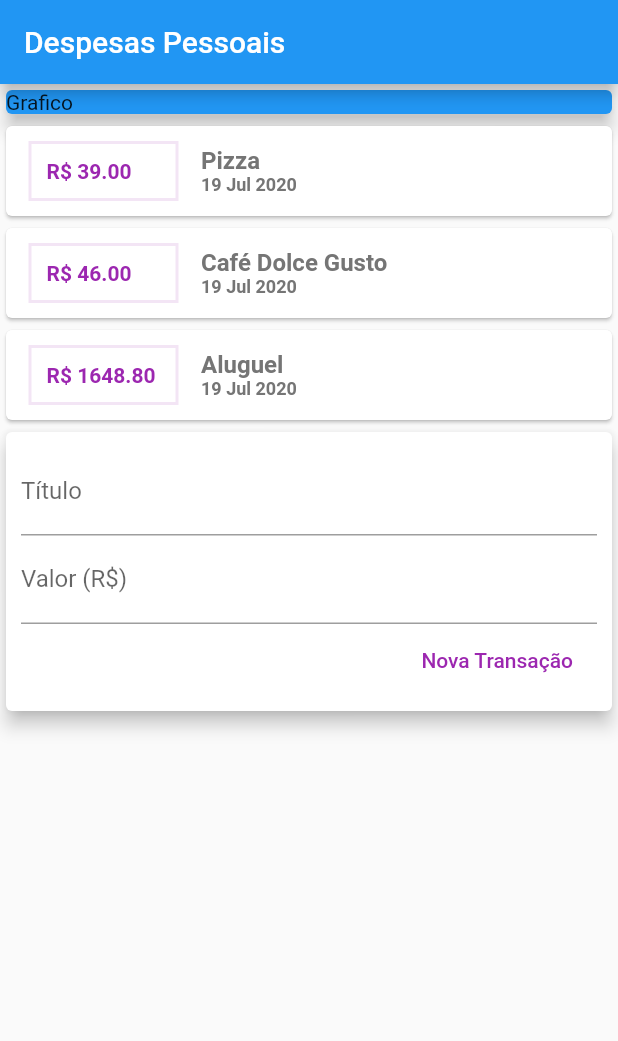
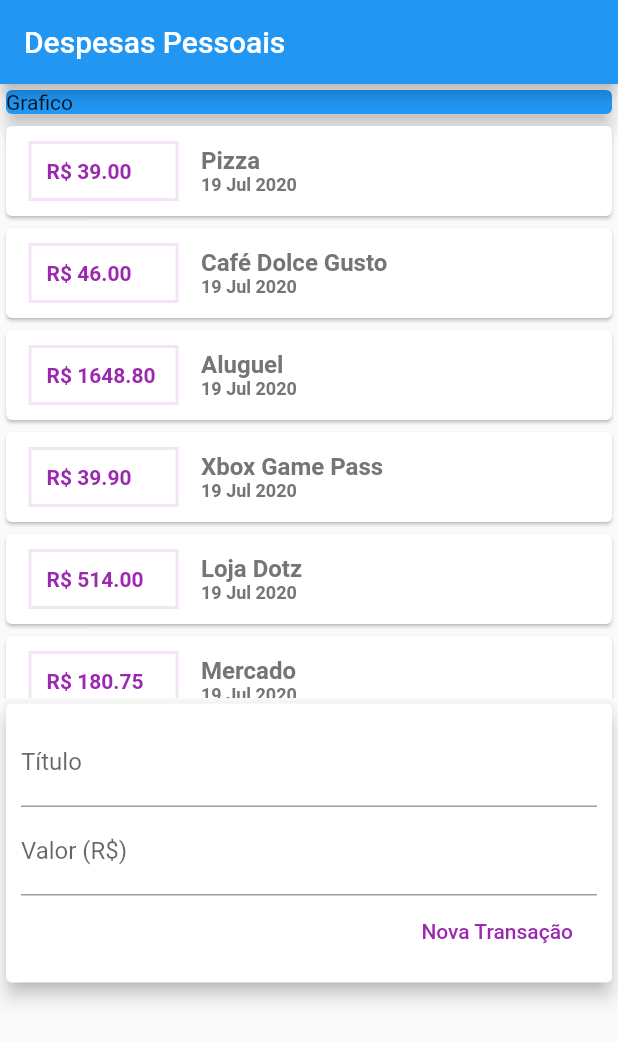
Before and after one commit to khelphi/expenses, a Flutter app: the screen it shows after launch, after a tap on "Nova Transação", on a phone screen of 412 x 824 dp. Shown: the top 1041 px of the screen. Run offline on Flutter 3.47's test engine with Material 2 defaults, Android fonts, the phone set to English and light mode, and no system bars.

Commit message:
separamos os components e melhoramos a estrutura de list, transactions...

```diff
--- a/lib/components/homepage/homepage.dart
+++ b/lib/components/homepage/homepage.dart
@@ -9,8 +9,8 @@ class MyHomePage extends StatelessWidget {
       appBar: AppBar(                                                  // Barra principal
         title: Text('Despesas Pessoais'),                              // Titulo da barra
       ),
-      body: Column(                                                    // Corpo
-        //mainAxisAlignment: MainAxisAlignment.spaceAround,              // Definindo os eixos principal inicial
+      body: SingleChildScrollView(                                     // aplicamos um scroll
+              child: Column(                                                    // Corpo
           crossAxisAlignment: CrossAxisAlignment.stretch,                // Definindo os eixos cruzado inicial
           children: <Widget>[                                            // Widget filho que contem outros containers
                        Container(                                  // container
@@ -24,6 +24,7 @@ class MyHomePage extends StatelessWidget {
                        TransactionUser(),
                       ]
 
+        ),
       )
     );
   }
--- a/lib/components/transaction/transaction-form.dart
+++ b/lib/components/transaction/transaction-form.dart
@@ -6,6 +6,12 @@ class TransactionForm extends StatelessWidget {
   //String _value;
   final _titleController = TextEditingController();
   final _valueController = TextEditingController();
+
+  //Criamos uma function para que transite as informações oara o TransactionForm
+  final void Function(String, double) onSubmit;
+
+  //Construtor de TransactionForm recebendo apenas o retorno da função
+  TransactionForm(this.onSubmit);
 
   @override
   Widget build(BuildContext context) {
@@ -34,8 +40,12 @@ class TransactionForm extends StatelessWidget {
                   onPressed: () {
                     //print(_title);
                     //print(_value);
-                    print(_titleController.text);
-                    print(_valueController.text);
+
+                    final title = _titleController.text;
+                    final value = double.tryParse(_valueController.text) ?? 0.00;
+                    onSubmit(title, value);
+                    //print(_titleController.text);
+                    //print(_valueController.text);
                   },                                    // função do botão
                 ),
               ],
--- a/lib/components/transaction/transaction-list.dart
+++ b/lib/components/transaction/transaction-list.dart
@@ -11,7 +11,10 @@ class TransactionList extends StatelessWidget {
   @override
   Widget build(BuildContext context) {
 
-    return Column(                                     // Criamos um acoluna que tem um filho
+    return Container(                                          // envolvemos a lista em um container para
+      height: 385,                                             // um tamenho definido por conta da
+      child: SingleChildScrollView(                            // barra de rolagem apenas da lista
+            child: Column(                                     // Criamos um acoluna que tem um filho
                        children: _transactions.map((tr){         // recebendo um mapeamento da lista de transações
                         return Card(                                                              // criamos um card
                            child: Row(                                                            // dentro de uma linha
@@ -63,6 +66,8 @@ class TransactionList extends StatelessWidget {
                                            ],
                                      ));
                          }).toList(),                              // convertemos o mapeamento para uma lista
+                        ),
+      ),
     );
 
 
--- a/lib/components/transaction/transaction-user.dart
+++ b/lib/components/transaction/transaction-user.dart
@@ -1,3 +1,5 @@
+import 'dart:math';
+
 import 'package:expenses/components/transaction/transaction-list.dart';
 import 'package:expenses/components/transaction/transaction-form.dart';
 import 'package:expenses/models/transaction.dart';
@@ -10,18 +12,40 @@ class TransactionUser extends StatefulWidget {
 
 class _TransactionUserState extends State<TransactionUser> {
   // var temporaria de lista de transações
-  final _transactions = [
+  final transactions = [
     Transaction(id: 't1', title: 'Pizza', value: 39.00, date: DateTime.now()),
-    Transaction(id: 't2',title: 'Café Dolce Gusto',value: 46.00,date: DateTime.now()),
+    Transaction(id: 't2', title: 'Café Dolce Gusto',value: 46.00,date: DateTime.now()),
     Transaction(id: 't3', title: 'Aluguel', value: 1648.80, date: DateTime.now()),
+    Transaction(id: 't4', title: 'Xbox Game Pass', value: 39.90, date: DateTime.now()),
+    Transaction(id: 't5', title: 'Loja Dotz', value: 514.00, date: DateTime.now()),
+    Transaction(id: 't6', title: 'Mercado', value: 180.75, date: DateTime.now()),
   ];
+
+  // Metodo responsável por adicionar itens na lista
+  addTransaction(String _title, double _value){
+    final newTransaction = Transaction(
+      id: Random().nextDouble().toString(),
+      title: _title,
+      value: _value,
+      date: DateTime.now()
+    );
+
+    // Atualizando o stado do Stateless
+    setState(() {
+      transactions.add(newTransaction);
+    });
+  }
+
+
 
   @override
   Widget build(BuildContext context) {
     return Column(
       children: <Widget>[
-        TransactionList(_transactions),
-        TransactionForm(),
+        //comunicação direta
+        TransactionList(transactions),
+        //comunicação indireta
+        TransactionForm(addTransaction),
       ],
     );
   }
```
Lines whose indentation alone changed are shown as unchanged.
